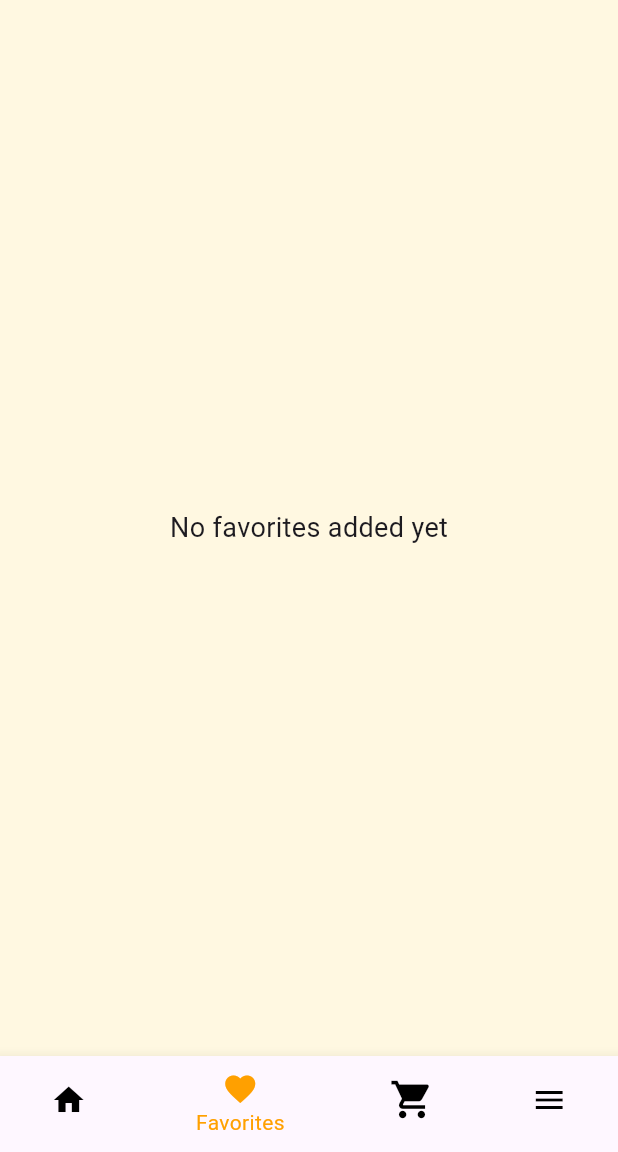
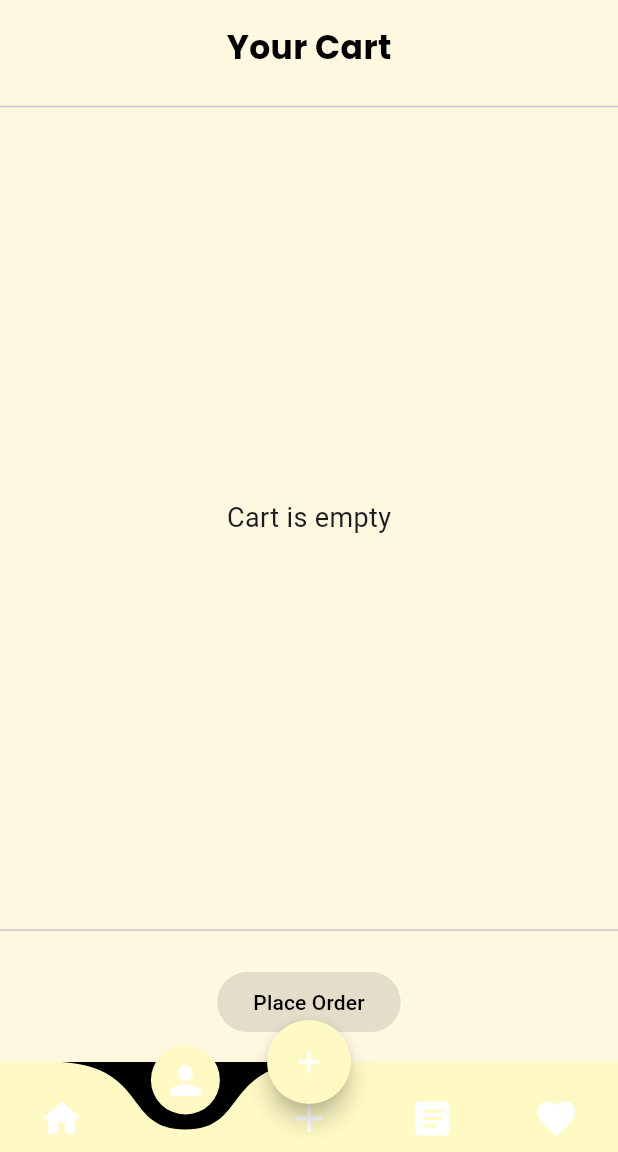
Before and after one commit to omairtahir21/unieat, a Flutter app: the UserHome screen opened by its route, item 2 of the bottom bar chosen, on a phone screen of 412 x 824 dp, the part 84-1236 px from its top. Run offline on Flutter 3.47's test engine with Material 3 defaults, Android fonts, the phone set to English and light mode, and no system bars; drawn by our look-alikes of curved_navigation_bar; our stand-ins replace google_fonts, image_picker, shared_preferences, sqflite; accounts and stored records are empty.

Commit message:
2nd ui updates

```diff
--- a/lib/OrderStatusPage.dart
+++ b/lib/OrderStatusPage.dart
@@ -19,7 +19,7 @@ class _OrderStatusPageState extends State<OrderStatusPage> {
   }
 
   Future<void> _loadUserOrders() async {
-    int userId = 1; // Replace with actual user ID
+    int userId = 1;
     final orders = await DatabaseHelper.instance.getUserOrders(userId);
 
     for (var order in orders) {
--- a/lib/UserHome.dart
+++ b/lib/UserHome.dart
@@ -1,4 +1,5 @@
 import 'dart:io';
+import 'package:curved_navigation_bar/curved_navigation_bar.dart';
 import 'package:flutter/material.dart';
 import 'package:google_fonts/google_fonts.dart';
 import 'package:sqflite/sqflite.dart';
@@ -19,6 +20,7 @@ class _UserHomeState extends State<UserHome> {
   List<Map<String, dynamic>> userOrders = [];
 
   int _selectedIndex = 0;
+
   final TextEditingController _addressController = TextEditingController();
   List<Map<String, dynamic>> favoriteItems = [];
 
@@ -47,11 +49,7 @@ class _UserHomeState extends State<UserHome> {
     _loadFavoriteItems();
   }
 
-  void _onItemTapped(int index) {
-    setState(() {
-      _selectedIndex = index;
-    });
-  }
+
 
   Widget _buildFoodGrid() {
     return foodItems.isEmpty
@@ -62,33 +60,65 @@ class _UserHomeState extends State<UserHome> {
         crossAxisCount: 2,
         crossAxisSpacing: 15,
         mainAxisSpacing: 15,
-        childAspectRatio: 0.75,
+        childAspectRatio: 0.8, // Adjust for better proportions
       ),
       itemCount: foodItems.length,
       itemBuilder: (context, index) {
         final item = foodItems[index];
         bool isFavorite = favoriteItems.any((fav) => fav['id'] == item['id']);
+
         return Card(
-          color: Colors.amber.shade100,
-          elevation: 6,
           shape: RoundedRectangleBorder(borderRadius: BorderRadius.circular(15)),
+          elevation: 4,
+          child: Container(
+            decoration: BoxDecoration(
+              borderRadius: BorderRadius.circular(15),
+              border: Border.all(color: Colors.blue.shade100, width: 2),
+            ),
             child: Column(
+              crossAxisAlignment: CrossAxisAlignment.start,
               children: [
-              Expanded(
+                // Food Image
+                ClipRRect(
+                  borderRadius: const BorderRadius.vertical(top: Radius.circular(15)),
                   child: item['image'] != null && File(item['image']).existsSync()
-                    ? Image.file(File(item['image']), fit: BoxFit.cover)
-                    : const Icon(Icons.fastfood, size: 50, color: Colors.brown),
+                      ? Image.file(File(item['image']),
+                      height: 100, width: double.infinity, fit: BoxFit.cover)
+                      : Image.asset('assets/placeholder.png', height: 100, width: double.infinity, fit: BoxFit.cover),
                 ),
+
+                // Food Name & Description
                 Padding(
-                padding: const EdgeInsets.all(10.0),
+                  padding: const EdgeInsets.symmetric(horizontal: 10, vertical: 5),
                   child: Column(
+                    crossAxisAlignment: CrossAxisAlignment.start,
                     children: [
-                    Text(item['name'], style: GoogleFonts.poppins(fontSize: 18, fontWeight: FontWeight.bold)),
-                    Text("₹${item['price']}", style: GoogleFonts.poppins(fontSize: 16, color: Colors.green)),
-                    ElevatedButton(
-                      onPressed: () => _addToCart(item),
-                      style: ElevatedButton.styleFrom(backgroundColor: Colors.amber.shade700),
-                      child: const Text("+ Add to Cart", style: TextStyle(color: Colors.black)),
+                      Text(
+                        item['name'],
+                        style: GoogleFonts.poppins(fontSize: 16, fontWeight: FontWeight.bold),
+                      ),
+                      Text(
+                        item['description'] ?? "Delicious Food",
+                        style: GoogleFonts.poppins(fontSize: 14, color: Colors.grey),
+                      ),
+                    ],
+                  ),
+                ),
+
+                // Rating & Favorite Icon
+                Padding(
+                  padding: const EdgeInsets.symmetric(horizontal: 10),
+                  child: Row(
+                    mainAxisAlignment: MainAxisAlignment.spaceBetween,
+                    children: [
+                      Row(
+                        children: [
+                          const Icon(Icons.star, color: Colors.orange, size: 18),
+                          Text(
+                            item['rating']?.toString() ?? "4.8",
+                            style: GoogleFonts.poppins(fontSize: 14, fontWeight: FontWeight.w500),
+                          ),
+                        ],
                       ),
                       IconButton(
                         icon: Icon(
@@ -100,8 +130,8 @@ class _UserHomeState extends State<UserHome> {
                     ],
                   ),
                 ),
-
               ],
+            ),
           ),
         );
       },
@@ -321,16 +351,16 @@ class _UserHomeState extends State<UserHome> {
     );
   }
 
-
+  List<Widget> get _pages => [
+    _buildFoodGrid(),
+    _buildCartPage(),
+    const Center(child: Text("Menu Page")),
+    _buildFavoritesPage(),
+  ];
 
   @override
   Widget build(BuildContext context) {
-    return Theme(
-      data: ThemeData(
-        primarySwatch: Colors.amber,
-        scaffoldBackgroundColor: Colors.yellow.shade100,
-      ),
-      child: Scaffold(
+    return Scaffold(
         backgroundColor: Colors.amber.shade50,
         appBar: AppBar(
           title: const Text("UniEats 🍽️"),
@@ -348,31 +378,83 @@ class _UserHomeState extends State<UserHome> {
             ),
           ],
         ),
-        body: IndexedStack(
-          index: _selectedIndex,
-          children: [
-            _buildFoodGrid(),
-            _buildFavoritesPage(),
-            _buildCartPage(),
-            const Center(child: Text("Menu Page")),
+      body: _pages[_selectedIndex],
+      bottomNavigationBar: CurvedNavigationBar(
+        backgroundColor: Colors.black,
+        color: Colors.yellow.shade100,
+        buttonBackgroundColor: Colors.yellow.shade100,
+        height: 60,
+        items: <Widget>[
+          Icon(Icons.home, size: 30, color: Colors.white),
+          Icon(Icons.person, size: 30, color: Colors.white),
+          Icon(Icons.add, size: 30, color: Colors.white),
+          Icon(Icons.article, size: 30, color: Colors.white),
+          Icon(Icons.favorite, size: 30, color: Colors.white),
         ],
+        onTap: (index) {
+          setState(() {
+            _selectedIndex = index;
+          });
+        },
       ),
-        bottomNavigationBar: BottomNavigationBar(
-          backgroundColor: Colors.amber.shade700,
-          selectedItemColor: Colors.amber.shade700,
-          unselectedItemColor: Colors.black,
-          showSelectedLabels: true,
-          showUnselectedLabels: false,
-          currentIndex: _selectedIndex,
-          onTap: _onItemTapped,
-          items: const [
-            BottomNavigationBarItem(icon: Icon(Icons.home), label: "Home"),
-            BottomNavigationBarItem(icon: Icon(Icons.favorite), label: "Favorites"),
-            BottomNavigationBarItem(icon: Icon(Icons.shopping_cart, size: 30), label: "Orders"),
-            BottomNavigationBarItem(icon: Icon(Icons.menu), label: "Menu"),
-          ],
+      floatingActionButton: FloatingActionButton(
+        backgroundColor: Colors.yellow.shade100,
+        onPressed: () {},
+        child: Icon(Icons.add, color: Colors.white),
+        shape: CircleBorder(),
       ),
-      ),
+      floatingActionButtonLocation: FloatingActionButtonLocation.centerDocked,
     );
   }
 }
+
+//   @override
+//   Widget build(BuildContext context) {
+//     return Theme(
+//       data: ThemeData(
+//         primarySwatch: Colors.amber,
+//         scaffoldBackgroundColor: Colors.yellow.shade100,
+//       ),
+//       child: Scaffold(
+//         backgroundColor: Colors.amber.shade50,
+//         appBar: AppBar(
+//           title: const Text("UniEats 🍽️"),
+//           backgroundColor: Colors.amber,
+//           foregroundColor: Colors.black,
+//           actions: [
+//             IconButton(
+//               icon: const Icon(Icons.receipt_long),
+//               onPressed: () {
+//                 Navigator.push(
+//                   context,
+//                   MaterialPageRoute(builder: (context) => const OrderStatusPage()),
+//                 );
+//               },
+//             ),
+//           ],
+//         ),
+//         body: IndexedStack(
+//           index: _selectedIndex,
+//           children: [
+//
+//           ],
+//         ),
+//         bottomNavigationBar: BottomNavigationBar(
+//           backgroundColor: Colors.amber.shade700,
+//           selectedItemColor: Colors.amber.shade700,
+//           unselectedItemColor: Colors.black,
+//           showSelectedLabels: true,
+//           showUnselectedLabels: false,
+//           currentIndex: _selectedIndex,
+//           onTap: _onItemTapped,
+//           items: const [
+//             BottomNavigationBarItem(icon: Icon(Icons.home), label: "Home"),
+//             BottomNavigationBarItem(icon: Icon(Icons.favorite), label: "Favorites"),
+//             BottomNavigationBarItem(icon: Icon(Icons.shopping_cart, size: 30), label: "Orders"),
+//             BottomNavigationBarItem(icon: Icon(Icons.menu), label: "Menu"),
+//           ],
+//         ),
+//       ),
+//     );
+//   }
+// }
--- a/pubspec.yaml
+++ b/pubspec.yaml
@@ -28,6 +28,7 @@ dependencies:
   shared_preferences: ^2.5.2
   image_picker: ^1.1.2
   geolocator: ^13.0.2
+  curved_navigation_bar: ^1.0.6
 
 dev_dependencies:
   flutter_test:
```
Also changed, not shown: pubspec.lock. Lines whose indentation alone changed are shown as unchanged.
